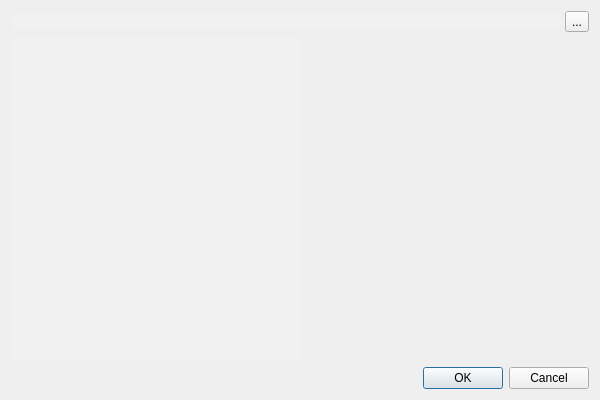
Before: the Qt Designer form Dialoge/dialog_open.ui in mikejg/CamHelper, drawn with Qt 5.
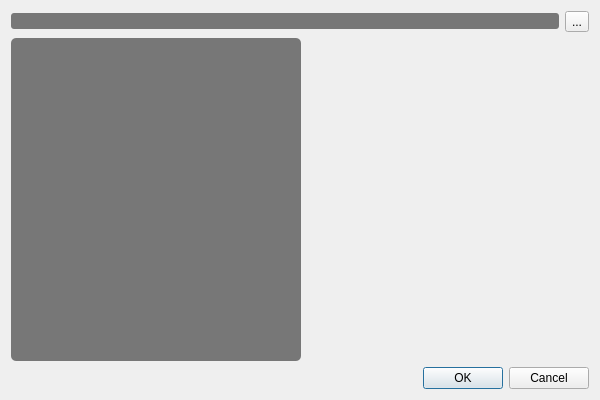
After: the same form once the commit is applied. Icons and pictures are not drawn. Custom widgets are drawn as their Qt base class.

Patch:
```diff
--- a/Dialoge/dialog_open.ui
+++ b/Dialoge/dialog_open.ui
@@ -31,7 +31,7 @@
   </property>
   <property name="styleSheet">
    <string notr="true">QLineEdit{color:rgb(160,160,160);
-                  background-color: rgba(255, 255, 255,32);
+                  background-color: rgba(0, 0, 0,128);
                   border-radius:3px;}
 QLineEdit:focus{color:rgb(192,192,192);
                              border: 1px solid;
@@ -39,7 +39,7 @@
                             selection-background-color: rgb(40, 76, 117);}
 
 QListView {color:rgb(160,160,160);
-                  background-color: rgba(255, 255, 255,32);
+                  background-color: rgba(0,0,0,128);
                   border-radius:5px;
       			 /*show-decoration-selected: 1; /* make the selection span the entire width of the view */
 }
```
